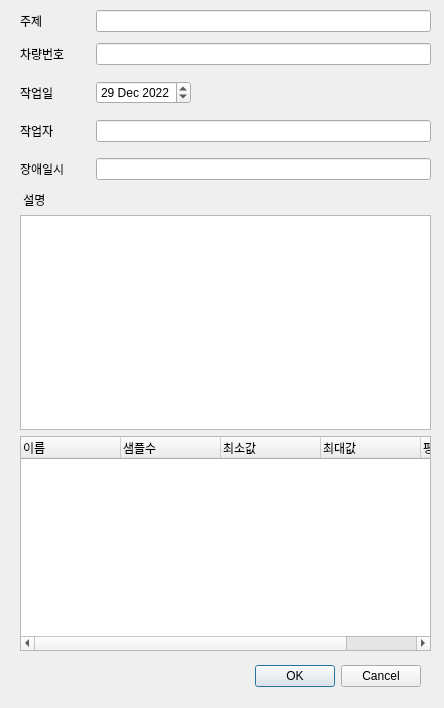
Above: src/asammdf/arloo/ui/report_dialog.ui from hayarobi/asammdf before the change. Below: the same form after it.
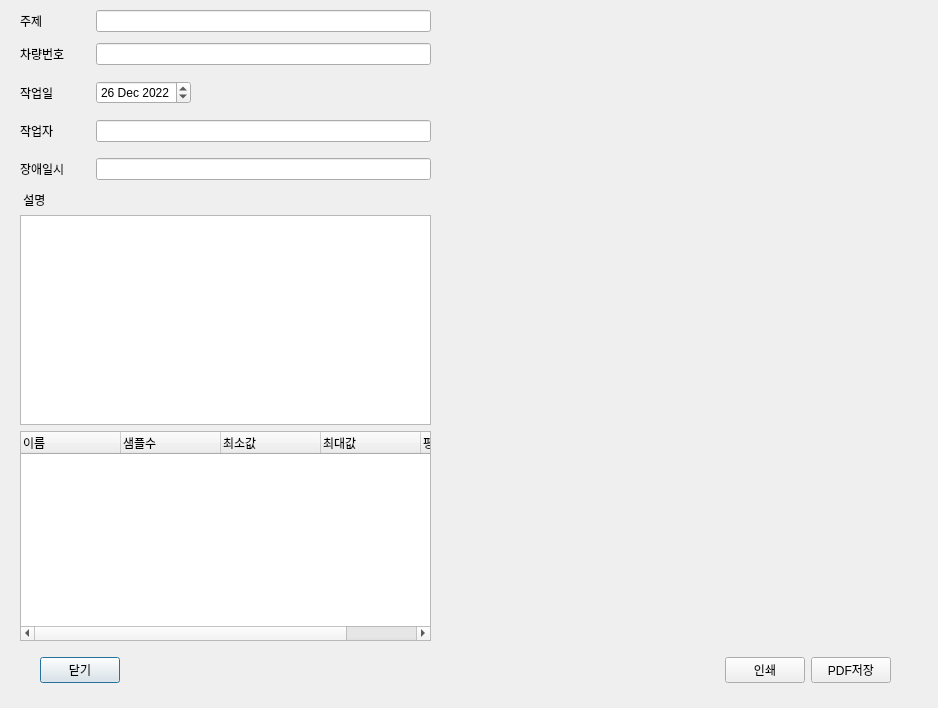
That is the form after the change.

Commit message: 리포트 다이얼로그 구성 변경. 프리뷰와 인쇄·저장 버튼을 내장

```diff
--- a/src/asammdf/arloo/ui/report_dialog.ui
+++ b/src/asammdf/arloo/ui/report_dialog.ui
@@ -6,7 +6,7 @@
    <rect>
     <x>0</x>
     <y>0</y>
-    <width>444</width>
+    <width>938</width>
     <height>708</height>
    </rect>
   </property>
@@ -16,32 +16,34 @@
     <verstretch>0</verstretch>
    </sizepolicy>
   </property>
+  <property name="minimumSize">
+   <size>
+    <width>938</width>
+    <height>708</height>
+   </size>
+  </property>
+  <property name="maximumSize">
+   <size>
+    <width>938</width>
+    <height>708</height>
+   </size>
+  </property>
   <property name="windowTitle">
    <string>리포트</string>
   </property>
-  <widget class="QDialogButtonBox" name="buttonBox">
-   <property name="geometry">
-    <rect>
-     <x>80</x>
-     <y>660</y>
-     <width>341</width>
-     <height>32</height>
-    </rect>
-   </property>
-   <property name="orientation">
-    <enum>Qt::Horizontal</enum>
-   </property>
-   <property name="standardButtons">
-    <set>QDialogButtonBox::Cancel|QDialogButtonBox::Ok</set>
-   </property>
-  </widget>
+  <property name="sizeGripEnabled">
+   <bool>false</bool>
+  </property>
+  <property name="modal">
+   <bool>true</bool>
+  </property>
   <widget class="QWidget" name="verticalLayoutWidget">
    <property name="geometry">
     <rect>
      <x>20</x>
      <y>10</y>
      <width>411</width>
-     <height>641</height>
+     <height>631</height>
     </rect>
    </property>
    <layout class="QVBoxLayout" name="verticalLayout">
@@ -116,12 +118,12 @@
        <widget class="QDateEdit" name="dateEdit">
         <property name="dateTime">
          <datetime>
-          <hour>0</hour>
+          <hour>18</hour>
           <minute>0</minute>
           <second>0</second>
           <year>2022</year>
           <month>12</month>
-          <day>29</day>
+          <day>26</day>
          </datetime>
         </property>
        </widget>
@@ -240,6 +242,78 @@
     </item>
    </layout>
   </widget>
+  <widget class="QWidget" name="verticalLayoutWidget_2">
+   <property name="geometry">
+    <rect>
+     <x>460</x>
+     <y>10</y>
+     <width>454</width>
+     <height>640</height>
+    </rect>
+   </property>
+   <layout class="QVBoxLayout" name="previewLayout"/>
+  </widget>
+  <widget class="QWidget" name="horizontalLayoutWidget">
+   <property name="geometry">
+    <rect>
+     <x>20</x>
+     <y>650</y>
+     <width>891</width>
+     <height>41</height>
+    </rect>
+   </property>
+   <layout class="QHBoxLayout" name="horizontalLayout_5">
+    <property name="sizeConstraint">
+     <enum>QLayout::SetDefaultConstraint</enum>
+    </property>
+    <property name="leftMargin">
+     <number>20</number>
+    </property>
+    <property name="rightMargin">
+     <number>20</number>
+    </property>
+    <item>
+     <widget class="QPushButton" name="closeButton">
+      <property name="text">
+       <string>닫기</string>
+      </property>
+     </widget>
+    </item>
+    <item>
+     <spacer name="horizontalSpacer_2">
+      <property name="orientation">
+       <enum>Qt::Horizontal</enum>
+      </property>
+      <property name="sizeHint" stdset="0">
+       <size>
+        <width>40</width>
+        <height>20</height>
+       </size>
+      </property>
+     </spacer>
+    </item>
+    <item>
+     <widget class="QPushButton" name="printButton">
+      <property name="text">
+       <string>인쇄</string>
+      </property>
+     </widget>
+    </item>
+    <item>
+     <widget class="QPushButton" name="saveButton">
+      <property name="text">
+       <string>PDF저장</string>
+      </property>
+      <property name="autoDefault">
+       <bool>true</bool>
+      </property>
+      <property name="default">
+       <bool>false</bool>
+      </property>
+     </widget>
+    </item>
+   </layout>
+  </widget>
  </widget>
  <resources/>
  <connections>
```
Left out of the diff: 38 changed lines with no effect on the pictures. The commit also changes 6 other files.
